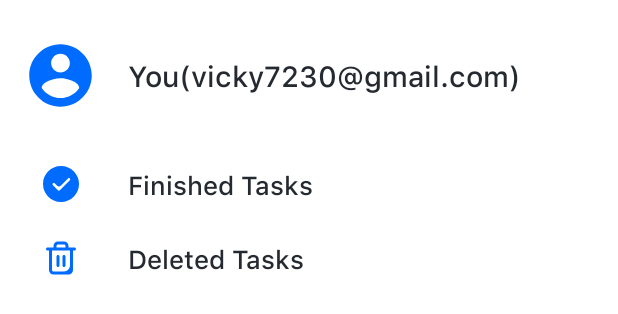
After one commit to vicky7230/Tasker, an Android app: the layout bottom_sheet.xml on its own in the app's theme, with its tools: preview values and no code run, on a phone screen of 412 x 824 dp. The commit adds this screen. Shown: the top 314 px of the screen. Run offline under Robolectric (Android 15) with nearby library versions, the phone set to English and light mode, and no system bars; network calls fail.

Commit message:
wip on bottom sheet

```diff
--- a/app/build.gradle
+++ b/app/build.gradle
@@ -42,6 +42,7 @@ dependencies {
     implementation 'androidx.appcompat:appcompat:1.1.0'
     implementation 'androidx.core:core-ktx:1.2.0'
     implementation 'androidx.constraintlayout:constraintlayout:1.1.3'
+    implementation 'androidx.legacy:legacy-support-v4:1.0.0'
     implementation "androidx.preference:preference-ktx:1.1.0"
 
     implementation 'com.google.android.material:material:1.1.0'
@@ -54,6 +55,7 @@ dependencies {
     implementation "androidx.lifecycle:lifecycle-runtime-ktx:2.2.0"
     //kapt 'androidx.lifecycle:lifecycle-compiler:2.2.0'
     implementation "androidx.lifecycle:lifecycle-common-java8:2.2.0"
+
     implementation 'androidx.palette:palette:1.0.0'
 
 
--- a/app/src/main/java/com/vicky7230/tasker/ui/_4home/HomeActivity.kt
+++ b/app/src/main/java/com/vicky7230/tasker/ui/_4home/HomeActivity.kt
@@ -17,6 +17,7 @@ import androidx.lifecycle.ViewModelProvider
 import androidx.recyclerview.widget.LinearLayoutManager
 import androidx.recyclerview.widget.RecyclerView
 import androidx.work.*
+import com.google.android.material.bottomsheet.BottomSheetDialog
 import com.google.android.material.snackbar.BaseTransientBottomBar
 import com.google.android.material.snackbar.Snackbar
 import com.vicky7230.tasker.R
@@ -82,6 +83,13 @@ class HomeActivity : BaseActivity(), AdapterView.OnItemClickListener, TaskListsA
             listPopupWindow.show()
         }
 
+        more_button.setOnClickListener {
+            val view: View = layoutInflater.inflate(R.layout.bottom_sheet, null)
+            val dialog = BottomSheetDialog(this, R.style.BottomSheetDialog) // Style here
+            dialog.setContentView(view)
+            dialog.show()
+        }
+
         setUpTaskListsRecyclerView()
 
         setUpTodaysTasksRecyclerView()
@@ -103,7 +111,6 @@ class HomeActivity : BaseActivity(), AdapterView.OnItemClickListener, TaskListsA
                 }
                 is Resource.Success -> {
                     hideLoading()
-                    //Timber.d(it.toString())
                     taskListsAdapter.updateItems(it.data)
                 }
             }
--- a/app/src/main/java/com/vicky7230/tasker/ui/_4home/TodaysTaskAdapter.kt
+++ b/app/src/main/java/com/vicky7230/tasker/ui/_4home/TodaysTaskAdapter.kt
@@ -17,7 +17,7 @@ import java.util.*
 class TodaysTaskAdapter(private val todaysTasks: MutableList<TaskAndTaskList>) :
     RecyclerView.Adapter<TodaysTaskAdapter.TaskViewHolder>() {
 
-    val outputDateFormat = SimpleDateFormat("h:m a", Locale.ENGLISH)
+    val outputDateFormat = SimpleDateFormat("hh:mm a", Locale.ENGLISH)
 
     fun updateItems(tasks: List<TaskAndTaskList>) {
         this.todaysTasks.clear()
--- a/app/src/main/java/com/vicky7230/tasker/ui/_5newTask/NewTaskActivity.kt
+++ b/app/src/main/java/com/vicky7230/tasker/ui/_5newTask/NewTaskActivity.kt
@@ -243,7 +243,7 @@ class NewTaskActivity : BaseActivity(), TaskListsAdapter2.Callback {
         val formattedDate = dateFormatter.format(calendarInstance.time)
         task_date.text = formattedDate
 
-        val timeFormatter = SimpleDateFormat("h:m a", Locale.ENGLISH)
+        val timeFormatter = SimpleDateFormat("hh:mm a", Locale.ENGLISH)
         val formattedTime = timeFormatter.format(calendarInstance.time)
         task_time.text = formattedTime
 
--- /dev/null
+++ b/app/src/main/res/drawable/curved_bg_bottom_sheet.xml
@@ -0,0 +1,9 @@
+<?xml version="1.0" encoding="utf-8"?>
+<shape xmlns:android="http://schemas.android.com/apk/res/android"
+    android:shape="rectangle">
+    <corners
+        android:topLeftRadius="16dp"
+        android:topRightRadius="16dp" />
+    <padding android:top="8dp" />
+    <solid android:color="@color/colorWhite" />
+</shape>
--- /dev/null
+++ b/app/src/main/res/drawable/ic_account_circle.xml
@@ -0,0 +1,9 @@
+<vector xmlns:android="http://schemas.android.com/apk/res/android"
+    android:width="24dp"
+    android:height="24dp"
+    android:viewportWidth="24.0"
+    android:viewportHeight="24.0">
+    <path
+        android:fillColor="@color/colorBlue"
+        android:pathData="M12,2C6.48,2 2,6.48 2,12s4.48,10 10,10 10,-4.48 10,-10S17.52,2 12,2zM12,5c1.66,0 3,1.34 3,3s-1.34,3 -3,3 -3,-1.34 -3,-3 1.34,-3 3,-3zM12,19.2c-2.5,0 -4.71,-1.28 -6,-3.22 0.03,-1.99 4,-3.08 6,-3.08 1.99,0 5.97,1.09 6,3.08 -1.29,1.94 -3.5,3.22 -6,3.22z" />
+</vector>
--- a/app/src/main/res/layout/activity_home.xml
+++ b/app/src/main/res/layout/activity_home.xml
@@ -9,6 +9,7 @@
     <androidx.core.widget.NestedScrollView
         android:layout_width="0dp"
         android:layout_height="0dp"
+        android:fillViewport="true"
         app:layout_constraintBottom_toBottomOf="parent"
         app:layout_constraintLeft_toLeftOf="parent"
         app:layout_constraintRight_toRightOf="parent"
@@ -39,8 +40,10 @@
                     app:layout_constraintTop_toTopOf="parent" />
 
                 <androidx.appcompat.widget.AppCompatImageView
-                    android:layout_width="24dp"
-                    android:layout_height="24dp"
+                    android:id="@+id/more_button"
+                    android:layout_width="34dp"
+                    android:layout_height="34dp"
+                    android:padding="5dp"
                     android:layout_marginRight="16dp"
                     app:layout_constraintBottom_toBottomOf="@id/today_label"
                     app:layout_constraintRight_toRightOf="parent"
--- /dev/null
+++ b/app/src/main/res/layout/bottom_sheet.xml
@@ -0,0 +1,88 @@
+<?xml version="1.0" encoding="utf-8"?>
+<FrameLayout xmlns:android="http://schemas.android.com/apk/res/android"
+    xmlns:app="http://schemas.android.com/apk/res-auto"
+    android:layout_width="match_parent"
+    android:layout_height="wrap_content"
+    android:background="@drawable/curved_bg_bottom_sheet"
+    android:padding="15dp">
+
+    <androidx.constraintlayout.widget.ConstraintLayout
+        android:layout_width="match_parent"
+        android:layout_height="wrap_content"
+        android:layout_marginTop="10dp"
+        android:layout_marginBottom="10dp"
+        android:orientation="vertical">
+
+        <androidx.appcompat.widget.AppCompatImageView
+            android:id="@+id/account_circle"
+            android:layout_width="50dp"
+            android:layout_height="50dp"
+            app:layout_constraintLeft_toLeftOf="parent"
+            app:layout_constraintTop_toTopOf="parent"
+            app:srcCompat="@drawable/ic_account_circle" />
+
+        <androidx.appcompat.widget.AppCompatTextView
+            android:id="@+id/account_email"
+            android:layout_width="0dp"
+            android:layout_height="wrap_content"
+            android:layout_marginLeft="20dp"
+            android:ellipsize="end"
+            android:maxLines="1"
+            android:text="You(vicky7230@gmail.com)"
+            android:textColor="@color/colorBlack"
+            android:textSize="19sp"
+            app:layout_constraintBottom_toBottomOf="@id/account_circle"
+            app:layout_constraintLeft_toRightOf="@id/account_circle"
+            app:layout_constraintRight_toRightOf="parent"
+            app:layout_constraintTop_toTopOf="@id/account_circle" />
+
+        <androidx.appcompat.widget.AppCompatImageView
+            android:id="@+id/icon_marked"
+            android:layout_width="24dp"
+            android:layout_height="24dp"
+            android:layout_marginTop="35dp"
+            app:layout_constraintLeft_toLeftOf="@id/account_circle"
+            app:layout_constraintRight_toRightOf="@id/account_circle"
+            app:layout_constraintTop_toBottomOf="@id/account_circle"
+            app:srcCompat="@drawable/ic_marked" />
+
+        <androidx.appcompat.widget.AppCompatTextView
+            android:id="@+id/finished_tasks"
+            android:layout_width="0dp"
+            android:layout_height="wrap_content"
+            android:layout_marginLeft="20dp"
+            android:text="Finished Tasks"
+            android:textColor="@color/colorBlack"
+            android:textSize="17sp"
+            app:layout_constraintBottom_toBottomOf="@id/icon_marked"
+            app:layout_constraintLeft_toRightOf="@id/account_circle"
+            app:layout_constraintRight_toRightOf="parent"
+            app:layout_constraintTop_toTopOf="@id/icon_marked" />
+
+        <androidx.appcompat.widget.AppCompatImageView
+            android:id="@+id/icon_delete"
+            android:layout_width="24dp"
+            android:layout_height="24dp"
+            android:layout_marginTop="25dp"
+            android:tint="@color/colorBlue"
+            app:layout_constraintLeft_toLeftOf="@id/account_circle"
+            app:layout_constraintRight_toRightOf="@id/account_circle"
+            app:layout_constraintTop_toBottomOf="@id/icon_marked"
+            app:srcCompat="@drawable/ic_trash" />
+
+        <androidx.appcompat.widget.AppCompatTextView
+            android:id="@+id/deleted_tasks"
+            android:layout_width="0dp"
+            android:layout_height="wrap_content"
+            android:layout_marginLeft="20dp"
+            android:text="Deleted Tasks"
+            android:textColor="@color/colorBlack"
+            android:textSize="17sp"
+            app:layout_constraintBottom_toBottomOf="@id/icon_delete"
+            app:layout_constraintLeft_toRightOf="@id/account_circle"
+            app:layout_constraintRight_toRightOf="parent"
+            app:layout_constraintTop_toTopOf="@id/icon_delete" />
+
+    </androidx.constraintlayout.widget.ConstraintLayout>
+
+</FrameLayout>
--- a/app/src/main/res/values/strings.xml
+++ b/app/src/main/res/values/strings.xml
@@ -1,4 +1,7 @@
 <resources>
     <string name="app_name">Tasker</string>
     <string name="otp_message">We will send you a One Time EMAIL.\n Carrier data rates may apply.</string>
+
+    <!-- TODO: Remove or change this placeholder text -->
+    <string name="hello_blank_fragment">Hello blank fragment</string>
 </resources>
--- a/app/src/main/res/values/styles.xml
+++ b/app/src/main/res/values/styles.xml
@@ -32,4 +32,12 @@
         <item name="android:fontFamily">@font/sf_pro_semi_bold</item>
     </style>
 
+    <style name="BottomSheetDialog" parent="Theme.Design.Light.BottomSheetDialog">
+        <item name="bottomSheetStyle">@style/bottomSheetStyleWrapper</item>
+    </style>
+
+    <style name="bottomSheetStyleWrapper" parent="Widget.Design.BottomSheet.Modal">
+        <item name="android:background">@android:color/transparent</item>
+    </style>
+
 </resources>
```
